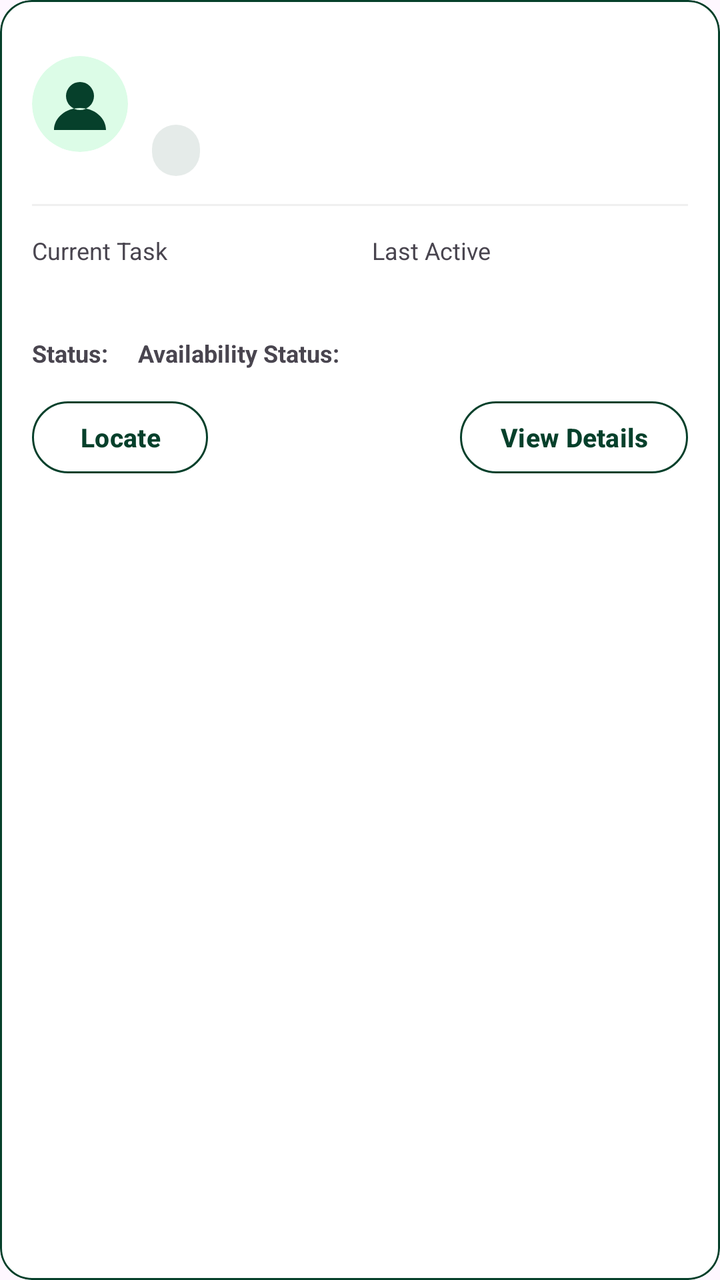
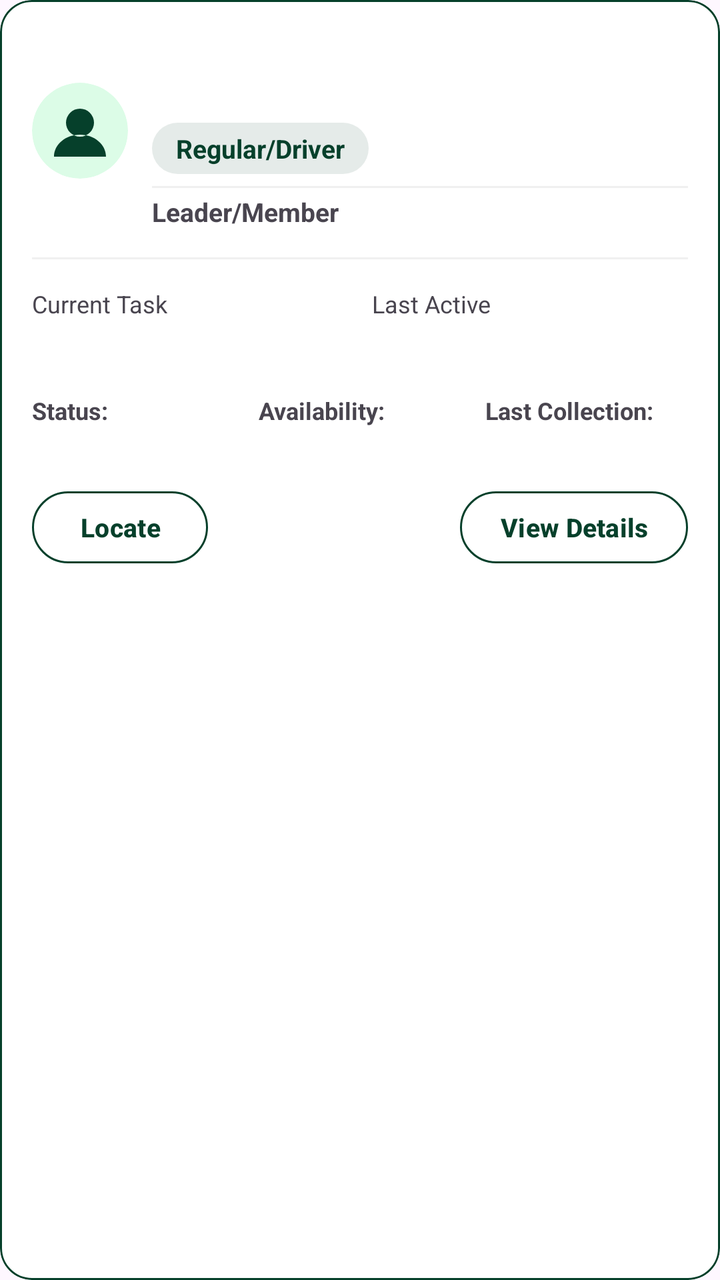

An Android layout rendered at two revisions. The XML below is the earlier revision; the diff shows what the commit changed to produce the second picture.
<!-- AndroidManifest.xml: application theme Theme.MyEcoWatch1 -->
<!-- res/layout/item_personnel.xml -->
<?xml version="1.0" encoding="utf-8"?>
<com.google.android.material.card.MaterialCardView xmlns:android="http://schemas.android.com/apk/res/android"
    xmlns:app="http://schemas.android.com/apk/res-auto"
    android:layout_width="match_parent"
    android:layout_height="wrap_content"
    android:layout_marginHorizontal="10dp"
    android:layout_marginVertical="6dp"
    android:foreground="?attr/selectableItemBackground"
    app:cardBackgroundColor="?attr/colorSurface"
    app:cardCornerRadius="16dp"
    app:strokeColor="#06402B"
    app:strokeWidth="1dp">

    <LinearLayout
        android:layout_width="match_parent"
        android:layout_height="wrap_content"
        android:orientation="vertical"
        android:padding="16dp">

        
        <LinearLayout
            android:layout_width="match_parent"
            android:layout_height="wrap_content"
            android:gravity="center_vertical"
            android:orientation="horizontal">

            <com.google.android.material.imageview.ShapeableImageView
                android:id="@+id/personnelAvatar"
                android:layout_width="48dp"
                android:layout_height="48dp"
                android:contentDescription="@string/personnel_name_label"
                android:scaleType="centerInside"
                android:src="@drawable/ic_person_default"
                app:shapeAppearanceOverlay="@style/CircleImage" />

            <LinearLayout
                android:layout_width="0dp"
                android:layout_height="wrap_content"
                android:layout_marginStart="12dp"
                android:layout_weight="1"
                android:orientation="vertical">

                <TextView
                    android:id="@+id/personnelName"
                    android:layout_width="match_parent"
                    android:layout_height="wrap_content"
                    android:ellipsize="end"
                    android:maxLines="1"
                    android:textColor="?attr/colorOnSurface"
                    android:textSize="17sp"
                    android:textStyle="bold" />

                <TextView
                    android:id="@+id/personnelSubtitle"
                    android:layout_width="match_parent"
                    android:layout_height="wrap_content"
                    android:layout_marginTop="2dp"
                    android:ellipsize="end"
                    android:maxLines="1"
                    android:textColor="?attr/colorOnSurfaceVariant"
                    android:textSize="13sp" />

                <TextView
                    android:id="@+id/personnelOccupation"
                    android:layout_width="wrap_content"
                    android:layout_height="wrap_content"
                    android:layout_marginTop="4dp"
                    android:background="@drawable/reporter_report_status_badge"
                    android:paddingStart="12dp"
                    android:paddingTop="4dp"
                    android:paddingEnd="12dp"
                    android:paddingBottom="4dp"
                    android:textColor="@color/green"
                    android:textSize="13sp" />

                <TextView
                    android:id="@+id/personnelDesciptionRole"
                    android:layout_width="match_parent"
                    android:layout_height="wrap_content"
                    android:layout_marginTop="3dp"
                    android:ellipsize="end"
                    android:maxLines="1"
                    android:textColor="?attr/colorOnSurfaceVariant"
                    android:textSize="13sp"
                    android:textStyle="bold"
                    android:visibility="gone" />
            </LinearLayout>
        </LinearLayout>

        
        <View
            android:layout_width="match_parent"
            android:layout_height="1dp"
            android:layout_marginTop="14dp"
            android:layout_marginBottom="14dp"
            android:background="?attr/colorOutlineVariant" />

        
        <LinearLayout
            android:layout_width="match_parent"
            android:layout_height="wrap_content"
            android:baselineAligned="false"
            android:orientation="horizontal">

            <LinearLayout
                android:layout_width="0dp"
                android:layout_height="wrap_content"
                android:layout_weight="1"
                android:orientation="vertical">

                <TextView
                    android:layout_width="wrap_content"
                    android:layout_height="wrap_content"
                    android:text="@string/personnel_current_task_label"
                    android:textColor="?attr/colorOnSurfaceVariant"
                    android:textSize="12sp" />

                <TextView
                    android:id="@+id/personnelCurrentTask"
                    android:layout_width="match_parent"
                    android:layout_height="wrap_content"
                    android:layout_marginTop="4dp"
                    android:ellipsize="end"
                    android:maxLines="2"
                    android:textColor="?attr/colorOnSurface"
                    android:textSize="14sp"
                    android:textStyle="bold" />
            </LinearLayout>

            <LinearLayout
                android:layout_width="0dp"
                android:layout_height="wrap_content"
                android:layout_marginStart="12dp"
                android:layout_weight="1"
                android:orientation="vertical">

                <TextView
                    android:layout_width="wrap_content"
                    android:layout_height="wrap_content"
                    android:text="@string/personnel_last_active_header"
                    android:textColor="?attr/colorOnSurfaceVariant"
                    android:textSize="12sp" />

                <TextView
                    android:id="@+id/personnelLastActive"
                    android:layout_width="match_parent"
                    android:layout_height="wrap_content"
                    android:layout_marginTop="4dp"
                    android:ellipsize="end"
                    android:maxLines="1"
                    android:textColor="?attr/colorOnSurface"
                    android:textSize="14sp"
                    android:textStyle="bold" />
            </LinearLayout>
        </LinearLayout>

        <LinearLayout
            android:layout_width="match_parent"
            android:layout_height="wrap_content"
            android:layout_marginTop="12dp"
            android:orientation="horizontal">

            <TextView
                android:layout_width="wrap_content"
                android:layout_height="wrap_content"
                android:textColor="?attr/colorOnSurfaceVariant"
                android:textSize="12sp"
                android:textStyle="bold"
                android:text="@string/personnel_status"
                android:layout_marginStart="0dp"
                android:layout_marginEnd="3dp"/>

            <TextView
                android:id="@+id/personnelCleaningStatus"
                android:layout_width="wrap_content"
                android:layout_height="wrap_content"
                android:textColor="?attr/colorOnSurfaceVariant"
                android:textSize="12sp"
                android:textStyle="bold"
                android:layout_marginStart="0dp"
                android:layout_marginEnd="12dp"/>

            <TextView
                android:layout_width="wrap_content"
                android:layout_height="wrap_content"
                android:textColor="?attr/colorOnSurfaceVariant"
                android:textSize="12sp"
                android:textStyle="bold"
                android:text="@string/personnel_availability"
                android:layout_marginStart="0dp"
                android:layout_marginEnd="3dp"/>

            <TextView
                android:id="@+id/personnelAvailability"
                android:layout_width="wrap_content"
                android:layout_height="wrap_content"
                android:textColor="?attr/colorOnSurfaceVariant"
                android:textSize="12sp"
                android:textStyle="bold"
                android:layout_marginStart="0dp" />
        </LinearLayout>

        
        <com.google.android.material.card.MaterialCardView
            android:id="@+id/personnelVehicleCard"
            android:layout_width="match_parent"
            android:layout_height="wrap_content"
            android:layout_marginTop="14dp"
            android:visibility="gone"
            app:cardBackgroundColor="?attr/colorSurface"
            app:cardCornerRadius="14dp"
            app:strokeColor="#06402B"
            app:strokeWidth="1dp">

            <LinearLayout
                android:layout_width="match_parent"
                android:layout_height="wrap_content"
                android:gravity="center_vertical"
                android:orientation="horizontal"
                android:padding="12dp">

                <com.google.android.material.imageview.ShapeableImageView
                    android:layout_width="40dp"
                    android:layout_height="40dp"
                    android:contentDescription="@string/personnel_vehicle_icon_description"
                    android:scaleType="centerCrop"
                    android:src="@drawable/garbage_truck"
                    app:shapeAppearanceOverlay="@style/CircleImage" />

                <LinearLayout
                    android:layout_width="0dp"
                    android:layout_height="wrap_content"
                    android:layout_marginStart="12dp"
                    android:layout_weight="1"
                    android:orientation="vertical">

                    <TextView
                        android:layout_width="match_parent"
                        android:layout_height="wrap_content"
                        android:text="@string/personnel_assigned_vehicle"
                        android:textColor="?attr/colorOnSurfaceVariant"
                        android:textSize="11sp" />

                    <TextView
                        android:id="@+id/personnelVehiclePlate"
                        android:layout_width="match_parent"
                        android:layout_height="wrap_content"
                        android:layout_marginTop="2dp"
                        android:ellipsize="end"
                        android:maxLines="1"
                        android:textColor="?attr/colorOnSurface"
                        android:textSize="14sp"
                        android:textStyle="bold" />

                    <TextView
                        android:id="@+id/personnelVehicleId"
                        android:layout_width="match_parent"
                        android:layout_height="wrap_content"
                        android:ellipsize="end"
                        android:maxLines="1"
                        android:textColor="?attr/colorOnSurfaceVariant"
                        android:textSize="12sp" />
                </LinearLayout>
            </LinearLayout>
        </com.google.android.material.card.MaterialCardView>

        
        <LinearLayout
            android:layout_width="match_parent"
            android:layout_height="wrap_content"
            android:layout_marginTop="16dp"
            android:gravity="center_vertical"
            android:orientation="horizontal">

            <com.google.android.material.button.MaterialButton
                android:id="@+id/btnLocatePersonnel"
                style="@style/Widget.Material3.Button.OutlinedButton"
                android:layout_width="wrap_content"
                android:layout_height="wrap_content"
                android:insetTop="0dp"
                android:insetBottom="0dp"
                android:minHeight="36dp"
                android:paddingStart="20dp"
                android:paddingEnd="20dp"
                android:text="@string/locate"
                android:textAllCaps="false"
                android:textColor="?attr/colorPrimary"
                android:textSize="13sp"
                android:textStyle="bold"
                app:backgroundTint="?attr/colorSurface"
                app:cornerRadius="20dp"
                app:strokeColor="?attr/colorPrimary"
                app:strokeWidth="1dp" />

            <View
                android:layout_width="0dp"
                android:layout_height="1dp"
                android:layout_weight="1" />

            <com.google.android.material.button.MaterialButton
                android:id="@+id/btnPersonnelDetails"
                style="@style/Widget.Material3.Button.OutlinedButton"
                android:layout_width="wrap_content"
                android:layout_height="wrap_content"
                android:insetTop="0dp"
                android:insetBottom="0dp"
                android:minHeight="36dp"
                android:paddingStart="20dp"
                android:paddingEnd="20dp"
                android:text="@string/view_details"
                android:textAllCaps="false"
                android:textColor="?attr/colorPrimary"
                android:textSize="13sp"
                android:textStyle="bold"
                app:backgroundTint="?attr/colorSurface"
                app:cornerRadius="20dp"
                app:strokeColor="?attr/colorPrimary"
                app:strokeWidth="1dp" />
        </LinearLayout>
    </LinearLayout>
</com.google.android.material.card.MaterialCardView>
<!-- resources referenced by this layout -->
<resources>
  <color name="green">#06402B</color>
  <!-- drawable garbage_truck: png bitmap (drawable, 15640 bytes) -->
  <!-- drawable ic_person_default (drawable) -->
  <vector xmlns:android="http://schemas.android.com/apk/res/android"
      android:width="48dp"
      android:height="48dp"
      android:viewportWidth="48"
      android:viewportHeight="48">
      <path
          android:fillColor="#DCFCE7"
          android:pathData="M24,24m-24,0a24,24 0,1 0,48 0a24,24 0,1 0,-48 0" />
      <path
          android:fillColor="#06402B"
          android:pathData="M24,13a7,7 0,1 0,0 14a7,7 0,1 0,0 -14M11,37c0,-6.1 5.8,-11 13,-11s13,4.9 13,11z" />
  </vector>
  <!-- drawable reporter_report_status_badge (drawable) -->
  <?xml version="1.0" encoding="utf-8"?>
  <shape xmlns:android="http://schemas.android.com/apk/res/android">
      <solid android:color="@color/reporter_report_badge_background" />
      <corners android:radius="100dp" />
      <padding
          android:left="8dp"
          android:top="3dp"
          android:right="8dp"
          android:bottom="3dp" />
  </shape>
  <string name="locate">Locate</string>
  <string name="personnel_assigned_vehicle">Assigned Vehicle</string>
  <string name="personnel_availability">Availability Status:</string>
  <string name="personnel_current_task_label">Current Task</string>
  <string name="personnel_last_active_header">Last Active</string>
  <string name="personnel_name_label">Name</string>
  <string name="personnel_status">Status:</string>
  <string name="personnel_vehicle_icon_description">Assigned vehicle</string>
  <string name="view_details">View Details</string>
  <style name="CircleImage" parent="">
          <item name="cornerFamily">rounded</item>
          <item name="cornerSize">50%</item>
      </style>
  <style name="Theme.MyEcoWatch1" parent="Base.Theme.MyEcoWatch1" />
  <color name="reporter_report_badge_background">#1A06402B</color>
  <style name="Base.Theme.MyEcoWatch1" parent="Theme.Material3.DayNight.NoActionBar">
          
          <item name="colorPrimary">@color/green</item>
          <item name="colorOnPrimary">@color/white</item>
          <item name="colorSurface">@color/white</item>
          <item name="colorOnSurface">@color/green</item>
          <item name="colorOutlineVariant">#F0F0F0</item>
      </style>
  <color name="white">#FFFFFFFF</color>
</resources>

<!-- the commit's change to res/layout/item_personnel.xml (unified diff, before → after) -->
@@ -60,30 +60,51 @@
                     android:textColor="?attr/colorOnSurfaceVariant"
                     android:textSize="13sp" />
 
-                <TextView
-                    android:id="@+id/personnelOccupation"
-                    android:layout_width="wrap_content"
-                    android:layout_height="wrap_content"
-                    android:layout_marginTop="4dp"
-                    android:background="@drawable/reporter_report_status_badge"
-                    android:paddingStart="12dp"
-                    android:paddingTop="4dp"
-                    android:paddingEnd="12dp"
-                    android:paddingBottom="4dp"
-                    android:textColor="@color/green"
-                    android:textSize="13sp" />
+                
+                <LinearLayout
+                    android:layout_width="match_parent"
+                    android:layout_height="wrap_content"
+                    android:orientation="horizontal"
+                    android:gravity="center_vertical"
+                    android:layout_marginTop="3dp">
+
+                    <TextView
+                        android:id="@+id/personnelOccupation"
+                        android:layout_width="wrap_content"
+                        android:layout_height="wrap_content"
+                        android:layout_marginEnd="8dp"
+                        android:ellipsize="end"
+                        android:maxLines="1"
+                        android:background="@drawable/reporter_report_status_badge"
+                        android:paddingStart="12dp"
+                        android:paddingTop="4dp"
+                        android:paddingEnd="12dp"
+                        android:paddingBottom="4dp"
+                        android:text="Regular/Driver"
+                        android:textColor="@color/green"
+                        android:textSize="13sp"
+                        android:textStyle="bold" />
+
+                </LinearLayout>
+
+                
+                <View
+                    android:layout_width="match_parent"
+                    android:layout_height="1dp"
+                    android:layout_marginTop="6dp"
+                    android:layout_marginBottom="3dp"
+                    android:background="?attr/colorOutlineVariant" />
 
                 <TextView
                     android:id="@+id/personnelDesciptionRole"
                     android:layout_width="match_parent"
                     android:layout_height="wrap_content"
-                    android:layout_marginTop="3dp"
                     android:ellipsize="end"
                     android:maxLines="1"
                     android:textColor="?attr/colorOnSurfaceVariant"
                     android:textSize="13sp"
                     android:textStyle="bold"
-                    android:visibility="gone" />
+                    android:text="Leader/Member"/>
             </LinearLayout>
         </LinearLayout>
 
@@ -100,7 +121,8 @@
             android:layout_width="match_parent"
             android:layout_height="wrap_content"
             android:baselineAligned="false"
-            android:orientation="horizontal">
+            android:orientation="horizontal"
+            android:layout_marginBottom="14dp">
 
             <LinearLayout
                 android:layout_width="0dp"
@@ -154,51 +176,105 @@
             </LinearLayout>
         </LinearLayout>
 
+        
+
+        
         <LinearLayout
             android:layout_width="match_parent"
             android:layout_height="wrap_content"
-            android:layout_marginTop="12dp"
-            android:orientation="horizontal">
-
-            <TextView
-                android:layout_width="wrap_content"
-                android:layout_height="wrap_content"
-                android:textColor="?attr/colorOnSurfaceVariant"
-                android:textSize="12sp"
-                android:textStyle="bold"
-                android:text="@string/personnel_status"
-                android:layout_marginStart="0dp"
-                android:layout_marginEnd="3dp"/>
-
-            <TextView
-                android:id="@+id/personnelCleaningStatus"
-                android:layout_width="wrap_content"
-                android:layout_height="wrap_content"
-                android:textColor="?attr/colorOnSurfaceVariant"
-                android:textSize="12sp"
-                android:textStyle="bold"
-                android:layout_marginStart="0dp"
-                android:layout_marginEnd="12dp"/>
-
-            <TextView
-                android:layout_width="wrap_content"
-                android:layout_height="wrap_content"
-                android:textColor="?attr/colorOnSurfaceVariant"
-                android:textSize="12sp"
-                android:textStyle="bold"
-                android:text="@string/personnel_availability"
-                android:layout_marginStart="0dp"
-                android:layout_marginEnd="3dp"/>
-
-            <TextView
-                android:id="@+id/personnelAvailability"
-                android:layout_width="wrap_content"
-                android:layout_height="wrap_content"
-                android:textColor="?attr/colorOnSurfaceVariant"
-                android:textSize="12sp"
-                android:textStyle="bold"
-                android:layout_marginStart="0dp" />
+            android:orientation="horizontal"
+            android:baselineAligned="false">
+
+            
+            <LinearLayout
+                android:layout_width="0dp"
+                android:layout_height="wrap_content"
+                android:layout_weight="1"
+                android:orientation="vertical">
+
+                <TextView
+                    android:layout_width="match_parent"
+                    android:layout_height="wrap_content"
+                    android:text="@string/personnel_status"
+                    android:textColor="?attr/colorOnSurfaceVariant"
+                    android:textSize="12sp"
+                    android:textStyle="bold"
+                    android:maxLines="1"
+                    android:ellipsize="end"/>
+
+                <TextView
+                    android:id="@+id/personnelCleaningStatus"
+                    android:layout_width="match_parent"
+                    android:layout_height="wrap_content"
+                    android:textColor="?attr/colorOnSurfaceVariant"
+                    android:textSize="12sp"
+                    android:textStyle="bold"
+                    android:maxLines="1"
+                    android:ellipsize="end"/>
+            </LinearLayout>
+
+            
+            <LinearLayout
+                android:layout_width="0dp"
+                android:layout_height="wrap_content"
+                android:layout_weight="1"
+                android:orientation="vertical"
+                android:layout_marginStart="12dp"
+                android:layout_marginEnd="12dp">
+
+                <TextView
+                    android:layout_width="match_parent"
+                    android:layout_height="wrap_content"
+                    android:text="@string/personnel_availability"
+                    android:textColor="?attr/colorOnSurfaceVariant"
+                    android:textSize="12sp"
+                    android:textStyle="bold"
+                    android:maxLines="1"
+                    android:ellipsize="end"/>
+
+                <TextView
+                    android:id="@+id/personnelAvailability"
+                    android:layout_width="match_parent"
+                    android:layout_height="wrap_content"
+                    android:textColor="?attr/colorOnSurfaceVariant"
+                    android:textSize="12sp"
+                    android:textStyle="bold"
+                    android:singleLine="true"
+                    android:ellipsize="end"/>
+
+            </LinearLayout>
+
+            
+            <LinearLayout
+                android:layout_width="0dp"
+                android:layout_height="wrap_content"
+                android:layout_weight="1"
+                android:orientation="vertical">
+
+                <TextView
+                    android:layout_width="match_parent"
+                    android:layout_height="wrap_content"
+                    android:text="Last Collection:"
+                    android:textColor="?attr/colorOnSurfaceVariant"
+                    android:textSize="12sp"
+                    android:textStyle="bold"
+                    android:maxLines="1"
+                    android:ellipsize="end"/>
+
+                <TextView
+                    android:id="@+id/personnelLastService"
+                    android:layout_width="match_parent"
+                    android:layout_height="wrap_content"
+                    android:textColor="?attr/colorOnSurfaceVariant"
+                    android:textSize="12sp"
+                    android:textStyle="bold"
+                    android:maxLines="1"
+                    android:ellipsize="end"/>
+            </LinearLayout>
+
         </LinearLayout>
+
+
 
         
         <com.google.android.material.card.MaterialCardView
<!-- resource entries referenced after the edit -->
@@ -28,7 +28,7 @@
   </shape>
   <string name="locate">Locate</string>
   <string name="personnel_assigned_vehicle">Assigned Vehicle</string>
-  <string name="personnel_availability">Availability Status:</string>
+  <string name="personnel_availability">Availability:</string>
   <string name="personnel_current_task_label">Current Task</string>
   <string name="personnel_last_active_header">Last Active</string>
   <string name="personnel_name_label">Name</string>
